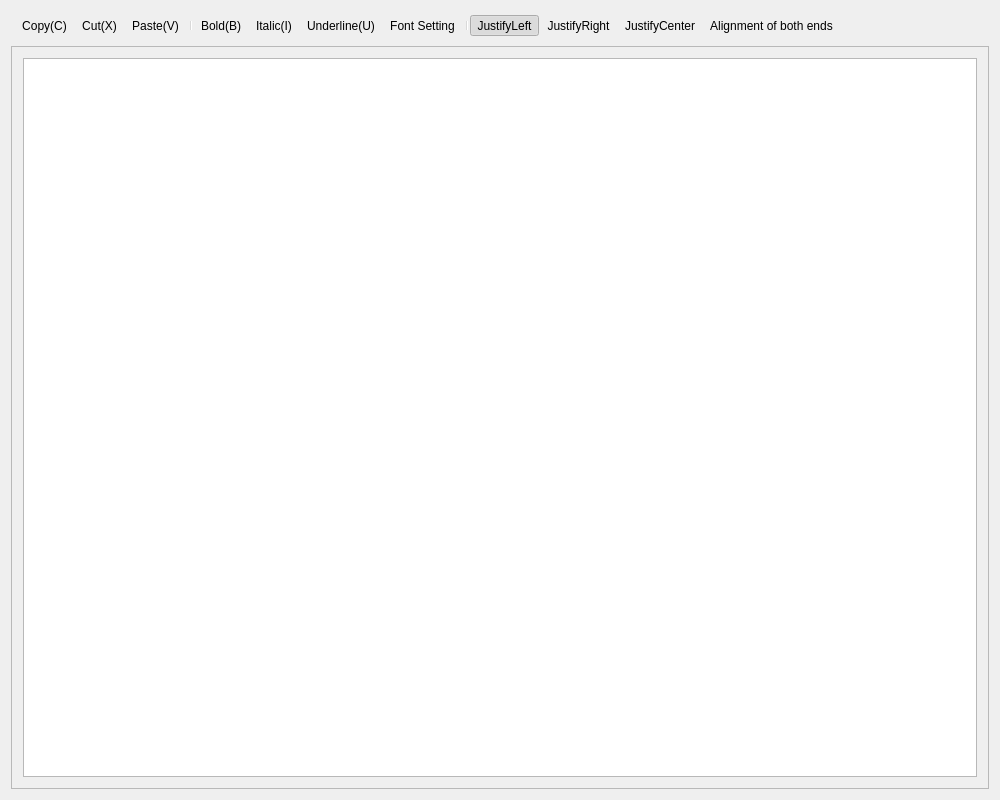
Before: the Qt Designer form Code/PaperFriend/texteditor.ui in RomainPuech/Paper-Friend, drawn with Qt 5.
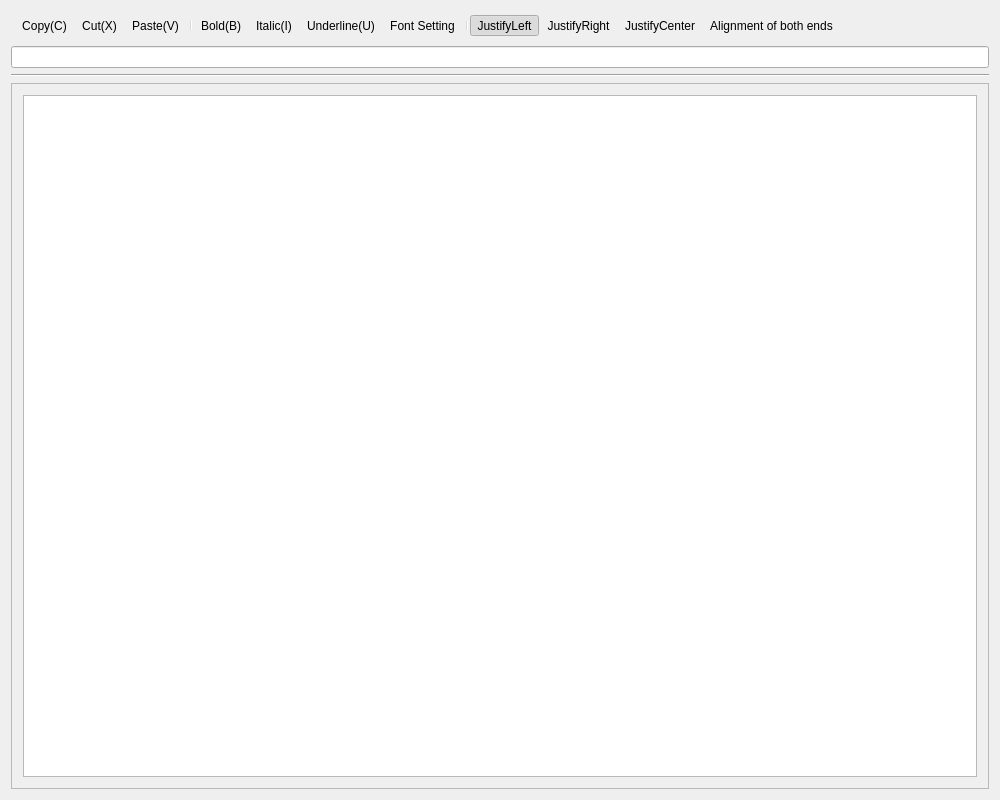
After: the same form once the commit is applied. Icons and pictures are not drawn.

Commit message: split the title and text

Diff of the .ui file:
```diff
--- a/Code/PaperFriend/texteditor.ui
+++ b/Code/PaperFriend/texteditor.ui
@@ -52,6 +52,25 @@
      <addaction name="action_Just"/>
     </widget>
    </item>
+   <item>
+    <widget class="QLineEdit" name="lineEdit"/>
+   </item>
+   <item>
+    <widget class="Line" name="line">
+     <property name="minimumSize">
+      <size>
+       <width>976</width>
+       <height>2</height>
+      </size>
+     </property>
+     <property name="styleSheet">
+      <string notr="true">rgb(0,0,0)</string>
+     </property>
+     <property name="orientation">
+      <enum>Qt::Horizontal</enum>
+     </property>
+    </widget>
+   </item>
    <item>
     <widget class="QScrollArea" name="scrollArea">
      <property name="widgetResizable">
@@ -63,12 +82,19 @@
         <x>0</x>
         <y>0</y>
         <width>974</width>
-        <height>720</height>
+        <height>674</height>
        </rect>
       </property>
       <layout class="QVBoxLayout" name="verticalLayout_2">
        <item>
-        <widget class="QTextEdit" name="textEdit"/>
+        <widget class="QTextEdit" name="textEdit">
+         <property name="autoFillBackground">
+          <bool>true</bool>
+         </property>
+         <property name="styleSheet">
+          <string notr="true">rgd(0, 0, 0)</string>
+         </property>
+        </widget>
        </item>
       </layout>
      </widget>
```
The commit also changes 2 other files.
